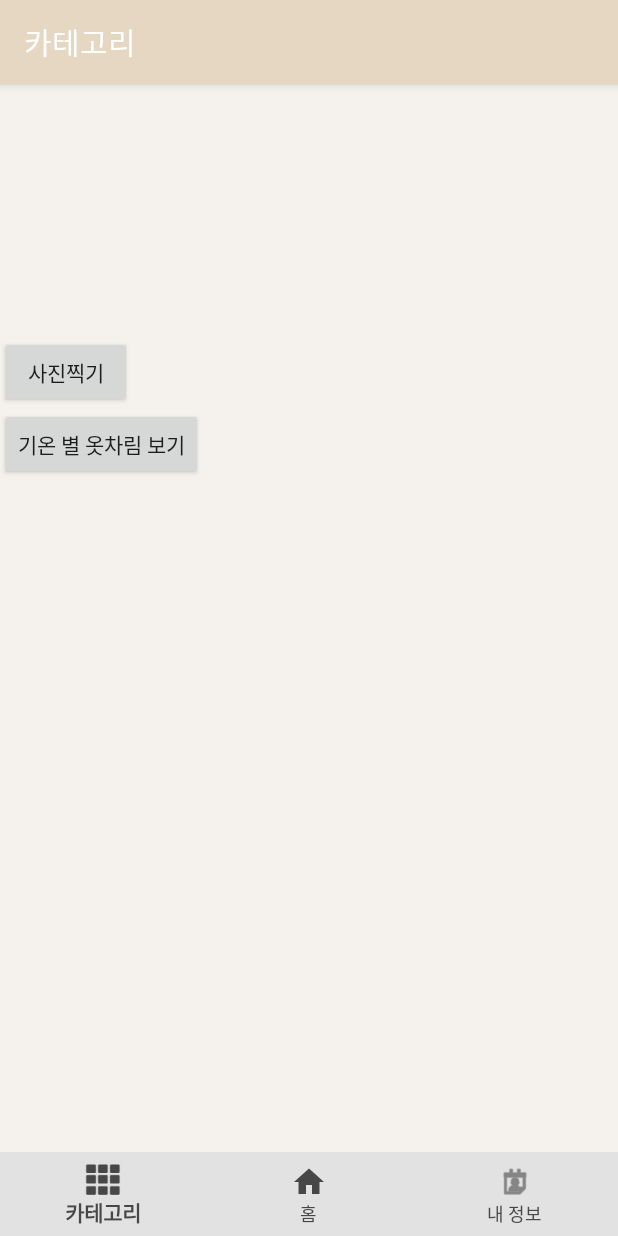
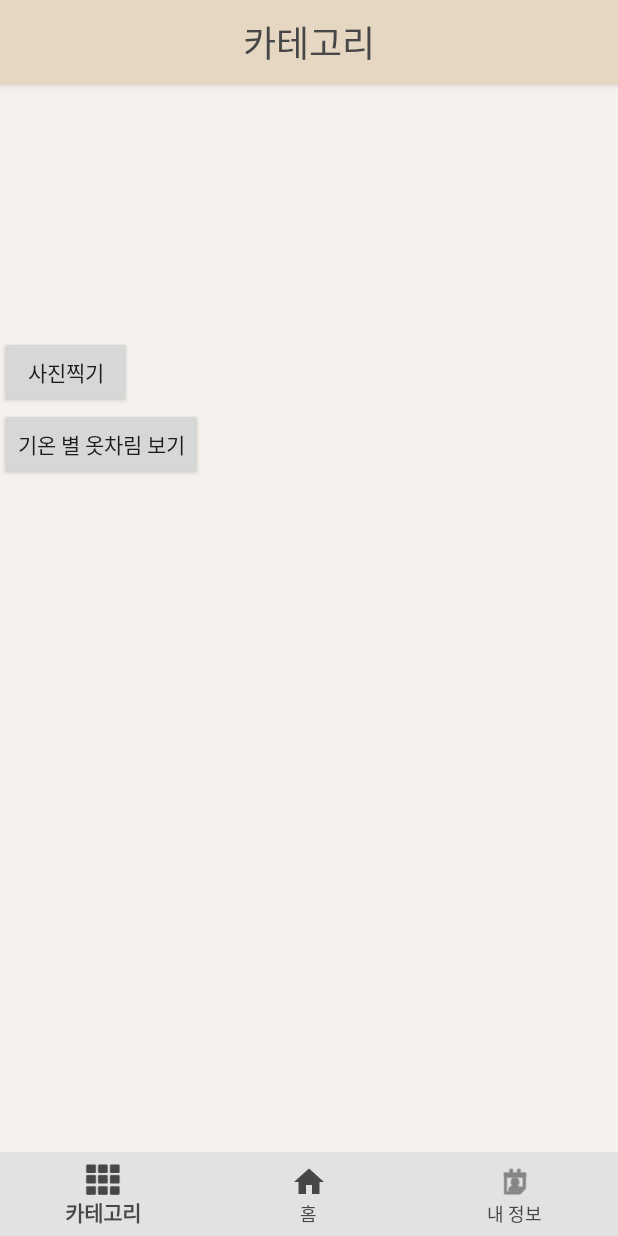
Before and after one commit to wnehdals/Omniver, an Android app: the CategoryActivity screen opened directly, with no data from a screen before it, on a phone screen of 412 x 824 dp. Run offline under Robolectric (Android 15) with nearby library versions, the phone set to English and light mode, and no system bars.

Commit message:
Align actionbars center

```diff
--- a/app/src/main/java/com/example/omniver/CategoryActivity.java
+++ b/app/src/main/java/com/example/omniver/CategoryActivity.java
@@ -1,5 +1,6 @@
 package com.example.omniver;
 
+import android.app.ActionBar;
 import android.content.Intent;
 import android.media.ExifInterface;
 import android.net.Uri;
@@ -31,6 +32,7 @@ public class CategoryActivity extends BottomNavigationActivity implements View.O
     static final int SEND_CALCULATEACTIVITY = 2;
     private Button takePhotoButton;
     private Button tempClothDictionaryButton;
+
     @Override
     protected void onCreate(Bundle savedInstanceState) {
         super.onCreate(savedInstanceState);
@@ -39,17 +41,22 @@ public class CategoryActivity extends BottomNavigationActivity implements View.O
         navView = findViewById(R.id.nav_view);
         navView.setOnNavigationItemSelectedListener(bottomNavListener);
         init();
+
+        getSupportActionBar().setDisplayShowTitleEnabled(false);
+        getSupportActionBar().setDisplayOptions(ActionBar.DISPLAY_SHOW_CUSTOM);
+        getSupportActionBar().setCustomView(R.layout.actionbar_category);
     }
-    public void init(){
-        takePhotoButton = (Button)findViewById(R.id.take_photo_button);
-        tempClothDictionaryButton = (Button)findViewById(R.id.recommended_list_button);
+
+    public void init() {
+        takePhotoButton = (Button) findViewById(R.id.take_photo_button);
+        tempClothDictionaryButton = (Button) findViewById(R.id.recommended_list_button);
         takePhotoButton.setOnClickListener(this);
         tempClothDictionaryButton.setOnClickListener(this);
     }
 
     @Override
     public void onClick(View view) {
-        switch (view.getId()){
+        switch (view.getId()) {
             case R.id.take_photo_button:
                 Intent takePictureIntent = new Intent(MediaStore.ACTION_IMAGE_CAPTURE);
                 if (takePictureIntent.resolveActivity(getPackageManager()) != null) {
@@ -74,6 +81,7 @@ public class CategoryActivity extends BottomNavigationActivity implements View.O
                 break;
         }
     }
+
     private File createImageFile() throws IOException {
         // Create an image file name
         timeStamp = new SimpleDateFormat("yyyyMMdd_HHmmss").format(new Date());
@@ -86,7 +94,7 @@ public class CategoryActivity extends BottomNavigationActivity implements View.O
         );
 
         // Save a file: path for use with ACTION_VIEW intents
-        Log.d(this.toString(), ".\n"+image.getAbsolutePath());
+        Log.d(this.toString(), ".\n" + image.getAbsolutePath());
         currentPhotoPath = image.getAbsolutePath();
         return image;
     }
@@ -108,7 +116,7 @@ public class CategoryActivity extends BottomNavigationActivity implements View.O
         if (requestCode == REQUEST_IMAGE_CAPTURE && resultCode == RESULT_OK) {
             Intent intent = new Intent(CategoryActivity.this, EvaluationActivity.class);
             intent.putExtra("imagePath", currentPhotoPath);
-            intent.putExtra("date",timeStamp);
+            intent.putExtra("date", timeStamp);
             startActivity(intent);
 
 
--- a/app/src/main/java/com/example/omniver/SplashActivity.java
+++ b/app/src/main/java/com/example/omniver/SplashActivity.java
@@ -1,6 +1,4 @@
 package com.example.omniver;
-
-import androidx.appcompat.app.AppCompatActivity;
 
 import android.app.Activity;
 import android.content.Intent;
@@ -8,7 +6,6 @@ import android.os.Bundle;
 import android.os.Handler;
 import android.widget.ImageView;
 
-import com.bumptech.glide.Glide;
 import com.example.omniver.main_service.MainActivity;
 
 public class SplashActivity extends Activity {
@@ -22,6 +19,7 @@ public class SplashActivity extends Activity {
         //Glide.with(this).load(R.drawable.ic_logo).into(splachIcon);
         Handler hd = new Handler();
         hd.postDelayed(new splashhandler(), 1000); // 1초 후에 hd handler 실행  3000ms = 3초
+
 
     }
 
--- /dev/null
+++ b/app/src/main/res/layout/actionbar_category.xml
@@ -0,0 +1,17 @@
+<?xml version="1.0" encoding="utf-8"?>
+<LinearLayout xmlns:android="http://schemas.android.com/apk/res/android"
+    android:layout_width="match_parent"
+    android:layout_height="wrap_content"
+    android:layout_gravity="center"
+    android:orientation="vertical">
+
+    <TextView
+        android:id="@+id/action_bar_title"
+        android:layout_width="wrap_content"
+        android:layout_height="wrap_content"
+        android:layout_gravity="center"
+        android:text="카테고리"
+        android:textColor="@color/gray"
+        android:textSize="24sp" />
+
+</LinearLayout>
```
Also changed, not shown: app/src/main/java/com/example/omniver/myinfo_service/MyInfoActivity.java (+46 -38 lines), app/src/main/res/layout/actionbar_myinfo.xml (added, +17 -0 lines).
